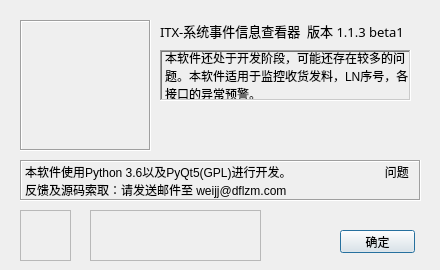
First picture: the form in System_Event_Watcher/UI_about.ui, repository ITX-Snowhare/Python_DFLZM_System_Event_Watcher, before the edit.
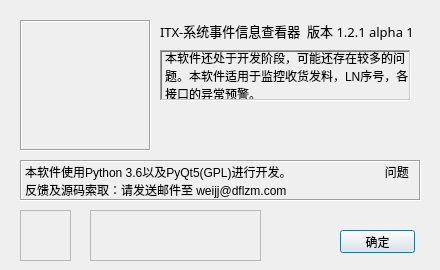
Second picture: the form after the edit. Icons and pictures are not drawn.

Commit message: 添加日志记录

Patch:
```diff
--- a/System_Event_Watcher/UI_about.ui
+++ b/System_Event_Watcher/UI_about.ui
@@ -66,7 +66,7 @@
     </font>
    </property>
    <property name="text">
-    <string>ITX-系统事件信息查看器  版本 1.1.3 beta1</string>
+    <string>ITX-系统事件信息查看器  版本 1.2.1 alpha 1</string>
    </property>
   </widget>
   <widget class="QLabel" name="label_3">
```
The commit also changes 2 other files.
